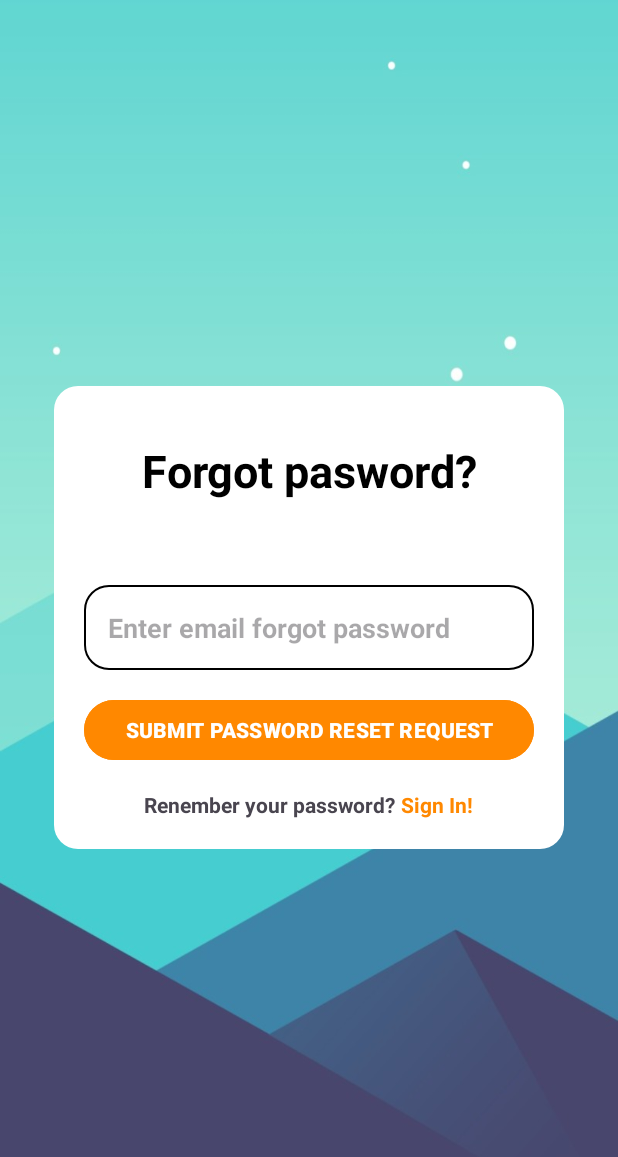
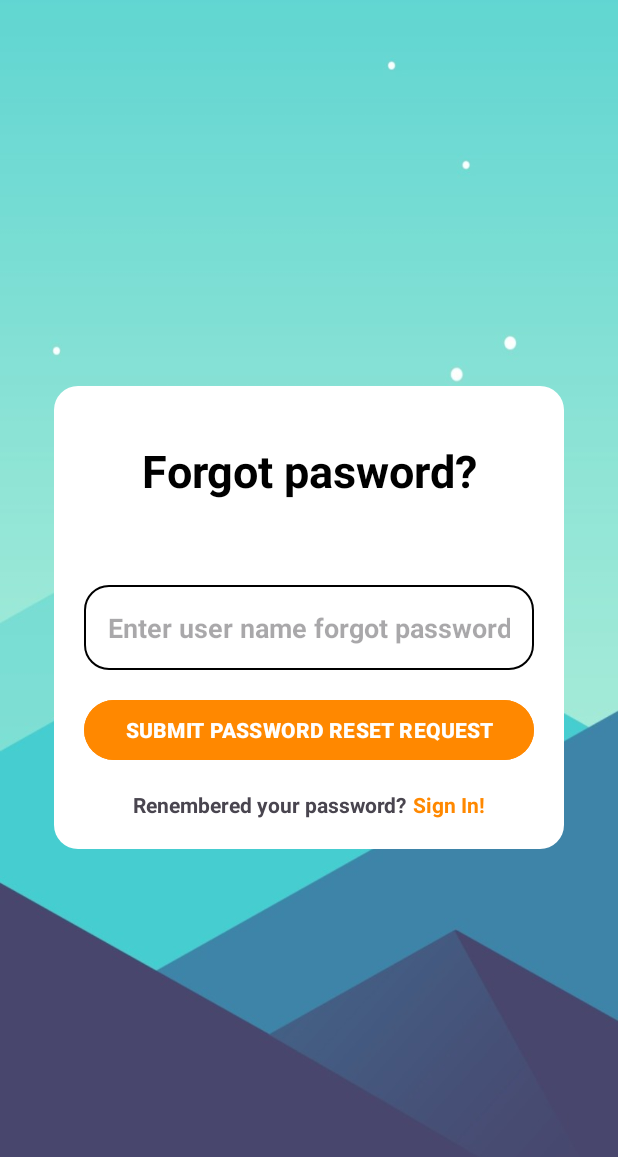
Before and after one commit to kiennghiadao/Review-Restaurant-App, an Android app: the activity_forgot_password screen opened directly, with no data from a screen before it, on a phone screen of 412 x 824 dp. Shown: the top 1157 px of the screen. Run offline under Robolectric (Android 15) with nearby library versions, the phone set to English and light mode, and no system bars.

Commit message:
Update ngày 5/10/2024

```diff
--- a/NMOBILE/app/src/main/java/com/example/nmobile/activity_forgot_password.java
+++ b/NMOBILE/app/src/main/java/com/example/nmobile/activity_forgot_password.java
@@ -48,7 +48,7 @@ public class activity_forgot_password extends AppCompatActivity {
                             Toast.makeText(activity_forgot_password.this, "Error sending password reset request!", Toast.LENGTH_SHORT).show();
                         }
                     } else {
-                        Toast.makeText(activity_forgot_password.this, "Email does not exist in the system!", Toast.LENGTH_SHORT).show();
+                        Toast.makeText(activity_forgot_password.this, "User does not exist in the system!", Toast.LENGTH_SHORT).show();
                     }
                 }
             }
--- a/NMOBILE/app/src/main/java/com/example/nmobile/activity_login.java
+++ b/NMOBILE/app/src/main/java/com/example/nmobile/activity_login.java
@@ -60,7 +60,7 @@ public class activity_login extends AppCompatActivity {
                         startActivity(intent);
                         finish();
                     } else {
-                        Toast.makeText(activity_login.this, "Email or password is incorrect!", Toast.LENGTH_SHORT).show();
+                        Toast.makeText(activity_login.this, "User or password is incorrect!", Toast.LENGTH_SHORT).show();
                     }
                 }
             }
--- a/NMOBILE/app/src/main/java/com/example/nmobile/activity_register.java
+++ b/NMOBILE/app/src/main/java/com/example/nmobile/activity_register.java
@@ -52,7 +52,7 @@ public class activity_register extends AppCompatActivity {
                     Toast.makeText(activity_register.this, "Password and password confirmation must match!", Toast.LENGTH_SHORT).show();
                 } else {
                     if(dbHelper.checkUser(email)) {
-                        Toast.makeText(activity_register.this, "Email already exists!", Toast.LENGTH_SHORT).show();
+                        Toast.makeText(activity_register.this, "User already exists!", Toast.LENGTH_SHORT).show();
                     } else {
                         // Thêm người dùng vào cơ sở dữ liệu
                         boolean result = dbHelper.addUser(email, password, role);
--- a/NMOBILE/app/src/main/res/layout/activity_forgot_password.xml
+++ b/NMOBILE/app/src/main/res/layout/activity_forgot_password.xml
@@ -35,7 +35,7 @@
             android:id="@+id/etForgotEmail"
             android:layout_width="match_parent"
             android:layout_height="wrap_content"
-            android:hint="Enter email forgot password"
+            android:hint="Enter user name forgot password"
             android:background="@drawable/rounded_edittext"
             android:inputType="textEmailAddress"
             android:minHeight="48dp"
@@ -61,7 +61,7 @@
                 android:textStyle="bold"
                 android:layout_width="wrap_content"
                 android:layout_height="wrap_content"
-                android:text="Renember your password?"
+                android:text="Renembered your password?"
                 android:layout_gravity="center"/>
 
             <TextView
--- a/NMOBILE/app/src/main/res/layout/activity_login.xml
+++ b/NMOBILE/app/src/main/res/layout/activity_login.xml
@@ -35,7 +35,7 @@
             android:layout_width="match_parent"
             android:layout_height="wrap_content"
             android:layout_marginTop="40dp"
-            android:hint="Email"
+            android:hint="User Name"
             android:inputType="textEmailAddress"
             android:minHeight="48dp"
             android:padding="16dp"
--- a/NMOBILE/app/src/main/res/layout/activity_manage_users.xml
+++ b/NMOBILE/app/src/main/res/layout/activity_manage_users.xml
@@ -16,7 +16,7 @@
             android:id="@+id/email_input"
             android:layout_width="match_parent"
             android:layout_height="wrap_content"
-            android:hint="Email"
+            android:hint="Input User Name"
             android:padding="10dp"
             android:layout_marginBottom="8dp"
             android:background="@drawable/rounded_edittext"/>
@@ -25,7 +25,7 @@
             android:id="@+id/password_input"
             android:layout_width="match_parent"
             android:layout_height="wrap_content"
-            android:hint="Password"
+            android:hint="Input Password"
             android:inputType="textPassword"
             android:layout_marginBottom="8dp"
             android:padding="10dp"
```
